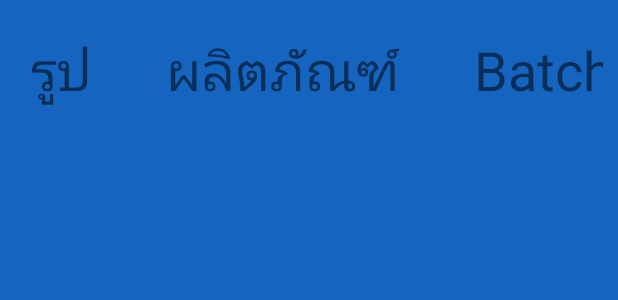
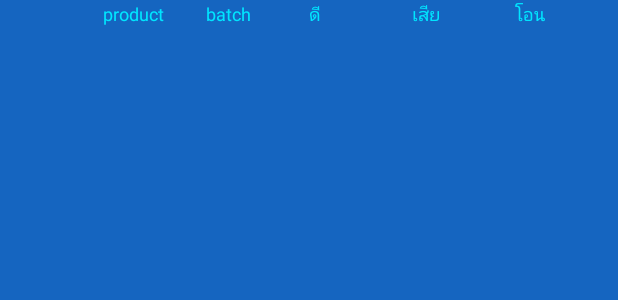
Before and after one commit to FeawBook/BarcodeProject, an Android app: the layout content_fragment_group.xml on its own in the app's theme, with its tools: preview values and no code run, on a phone screen of 412 x 824 dp. Shown: the top 300 px of the screen. Run offline under Robolectric (Android 15) with nearby library versions, the phone set to English and light mode, and no system bars.

Commit message:
Enable Layout For Mobile

```diff
--- a/app/src/main/AndroidManifest.xml
+++ b/app/src/main/AndroidManifest.xml
@@ -16,7 +16,7 @@
             android:name=".MainActivity"
             android:configChanges="keyboardHidden|orientation|screenSize"
             android:label="@string/app_name"
-            android:screenOrientation="landscape" >
+            >
             <intent-filter>
                 <action android:name="android.intent.action.MAIN" />
 
--- a/app/src/main/res/layout/content_fragment_group.xml
+++ b/app/src/main/res/layout/content_fragment_group.xml
@@ -1,81 +1,59 @@
 <?xml version="1.0" encoding="utf-8"?>
-<RelativeLayout xmlns:android="http://schemas.android.com/apk/res/android"
-    android:orientation="vertical"
+<LinearLayout xmlns:android="http://schemas.android.com/apk/res/android"
+    android:id="@+id/content_show"
     android:layout_width="match_parent"
     android:layout_height="match_parent"
     android:background="#1565C0"
-    android:id="@+id/content_group_show"
-    android:configChanges="keyboardHidden|orientation|screenSize">
+    android:orientation="horizontal"
+    android:weightSum="6">
+
+    <TextView
+        android:textColor="#00e6ff"
+        android:textSize="12sp"
+        android:layout_width="0dp"
+        android:layout_height="wrap_content"
+        android:layout_weight="1"
+        android:text="" />
+
+    <TextView
+        android:textColor="#00e6ff"
+        android:textSize="12sp"
+        android:layout_width="0dp"
+        android:layout_height="wrap_content"
+        android:layout_weight="1"
+        android:text="product" />
+
+    <TextView
+        android:textColor="#00e6ff"
+        android:textSize="12sp"
+        android:layout_width="0dp"
+        android:layout_height="wrap_content"
+        android:layout_weight="1"
+        android:text="batch" />
+
+    <TextView
+        android:textColor="#00e6ff"
+        android:textSize="12sp"
+        android:layout_width="0dp"
+        android:layout_height="wrap_content"
+        android:layout_weight="1"
+        android:text="ดี" />
+
+    <TextView
+        android:textColor="#00e6ff"
+        android:textSize="12sp"
+        android:layout_width="0dp"
+        android:layout_height="wrap_content"
+        android:layout_weight="1"
+        android:text="เสีย" />
+
+    <TextView
+        android:textColor="#00e6ff"
+        android:textSize="12sp"
+        android:layout_width="0dp"
+        android:layout_height="wrap_content"
+        android:layout_weight="1"
+        android:text="โอน" />
 
 
-    <TableLayout
-        android:id="@+id/table_all"
-        android:layout_width="match_parent"
-        android:layout_height="match_parent"
-        android:layout_marginLeft="10dp"
-        android:layout_marginTop="10dp"
-        android:paddingRight="10dp"
-        android:paddingLeft="10dp"
-        android:paddingTop="10dp"
-        android:paddingBottom="10dp"
-        android:layout_gravity="center"
-        >
-
-        <TableRow
-            android:layout_width="match_parent"
-            android:layout_height="match_parent"
-            android:layout_gravity="center"
-
-            android:id="@+id/row1">
-            <TextView
-                android:id="@+id/pic_show"
-                android:text="รูป"
-                android:textSize="36dp"
-                android:freezesText="true"/>
-            <TextView
-                android:id="@+id/product_show"
-                android:text="ผลิตภัณฑ์"
-                android:textSize="36dp"
-                android:layout_marginLeft="50dp"
-                android:freezesText="true"/>
-            <TextView
-                android:id="@+id/batch_show"
-                android:text="Batch NO."
-                android:textSize="36dp"
-                android:layout_marginLeft="50dp"
-                android:freezesText="true"/>
-            <TextView
-                android:id="@+id/good_show"
-                android:text="ดี"
-                android:textSize="36dp"
-                android:layout_marginLeft="50dp"
-                android:freezesText="true"/>
-            <TextView
-                android:id="@+id/bad_show"
-                android:text="เสีย"
-                android:textSize="36dp"
-                android:layout_marginLeft="50dp"
-                android:freezesText="true"/>
-            <TextView
-                android:id="@+id/transfer"
-                android:text="โอน"
-                android:textSize="36dp"
-                android:layout_marginLeft="50dp"
-                android:freezesText="true"/>
-        </TableRow>
-
-
-
-
-        <view
-            android:id="@+id/recycler_view"
-            class="android.support.v7.widget.RecyclerView"
-            android:layout_width="match_parent"
-            android:layout_height="match_parent"
-            android:layout_centerInParent="true"
-            android:freezesText="true"/>
-
-    </TableLayout>
-
-
-</RelativeLayout>
+</LinearLayout>
```
Also changed, not shown: app/src/main/res/layout-sw600dp-port/activity_main.xml (+7 -7 lines), app/src/main/res/layout-sw600dp/activity_main.xml (+10 -9 lines), app/src/main/res/layout-sw600dp/content_fragment.xml (+38 -35 lines), app/src/main/res/layout/activity_main.xml (+14 -10 lines), app/src/main/res/layout/content_fragment.xml (+52 -39 lines), app/src/main/res/layout/content_row.xml (+68 -79 lines), app/src/main/res/layout/home_page_fragment.xml (+7 -2 lines).
